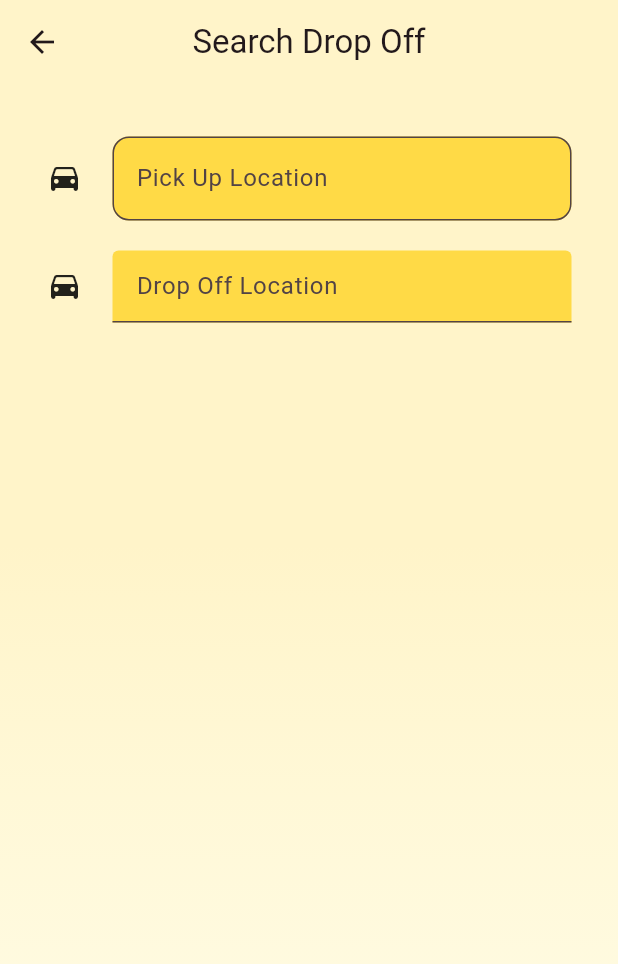
After one commit to aakriti-jaluria/AutoSearch, a Flutter app: the SearchScreen screen opened directly, on a phone screen of 412 x 824 dp. The commit adds this screen. Shown: the top 964 px of the screen. Run offline on Flutter 3.47's test engine with Material 3 defaults, Android fonts, the phone set to English and light mode, and no system bars; our stand-ins replace firebase_auth, firebase_core, geolocator, get_it, google_maps_flutter, intl_phone_field and 2 more; accounts and stored records are empty.

Commit message:
Required changes have been made

```diff
--- a/lib/main.dart
+++ b/lib/main.dart
@@ -1,6 +1,7 @@
 import 'package:auto_search/data_handler/app_data.dart';
 import 'package:auto_search/login_page.dart';
 import 'package:auto_search/resources/google_maps_services.dart';
+import 'package:auto_search/search_screen.dart';
 import 'package:firebase_core/firebase_core.dart';
 //import 'package:auto_try/google_maps_service.dart';
 //import 'package:auto_try/map_screen.dart';
--- a/lib/maps_screen.dart
+++ b/lib/maps_screen.dart
@@ -1,5 +1,6 @@
 import 'package:auto_search/data_handler/app_data.dart';
 import 'package:auto_search/resources/google_maps_services.dart';
+import 'package:auto_search/search_screen.dart';
 import 'package:flutter/cupertino.dart';
 import 'package:flutter/material.dart';
 import 'package:flutter/widgets.dart';
@@ -264,6 +265,13 @@ class _MapScreenState extends State<MapScreen> {
               color: Colors.white,
 
 
+              child: GestureDetector(
+
+                onTap: (){
+                  Navigator.push(context, MaterialPageRoute(builder: (context)=>SearchScreen()));
+                },
+
+
                 child: Container(
                   height: screenHeight * 0.35, // Responsive height based on screen height
                   decoration: BoxDecoration(
@@ -451,6 +459,7 @@ class _MapScreenState extends State<MapScreen> {
                 ),
               ),
             ),
+          ),
 
 
 
--- /dev/null
+++ b/lib/search_screen.dart
@@ -0,0 +1,179 @@
+import 'package:auto_search/data_handler/app_data.dart';
+import 'package:flutter/cupertino.dart';
+import 'package:flutter/material.dart';
+import 'package:provider/provider.dart';
+
+class SearchScreen extends StatefulWidget {
+  const SearchScreen({super.key});
+
+  @override
+  State<SearchScreen> createState() => _SearchScreenState();
+}
+
+class _SearchScreenState extends State<SearchScreen> {
+
+
+  @override
+
+
+
+  TextEditingController pickUpTextController = TextEditingController();
+  TextEditingController DropOffTextController = TextEditingController();
+
+
+
+
+  Widget build(BuildContext context) {
+
+
+
+    //add the provider , ro retrive address
+    String placeAddress = Provider.of<AppData>(context).pickUpLocation?.placeName ?? "";
+    pickUpTextController.text = placeAddress;
+
+
+
+
+
+
+    return Scaffold(
+
+      appBar: AppBar(
+
+        backgroundColor: Color(0xffFFF4C9),
+        title: Text("Search Drop Off" , style: TextStyle(fontWeight: FontWeight.w400),),
+        centerTitle: true,
+
+      ),
+
+
+      body: Container(
+
+        width: double.infinity,
+        height: double.infinity,
+        decoration: BoxDecoration(
+          gradient: LinearGradient(
+            colors: [Color(0xffFFF4C9), Color(0xffFFFFE0).withOpacity(0.6)],
+            begin: FractionalOffset(0.5, 0.0),
+            end: FractionalOffset(0.5, 1.0),
+            stops: [0.4, 1.0],
+          ),
+        ),
+
+
+        child: Column(
+          children: [
+
+            SizedBox(height: 35,),
+
+         Container(
+           width: 350,
+           child: Row(
+             children: [
+               Icon(Icons.drive_eta_rounded),
+
+               SizedBox(width: 20,),
+
+               Expanded(
+                 child: SizedBox(
+                   //width: 250,
+                     child: TextField(
+
+                       controller: pickUpTextController,
+
+                       decoration: InputDecoration(
+                         hintText: "Pick Up Location",
+
+                         fillColor: CupertinoColors.systemYellow.withOpacity(0.65),
+                         filled: true,
+
+
+                         border: OutlineInputBorder(
+
+                           borderSide: BorderSide(
+                             color: CupertinoColors.systemYellow,
+                           ),
+                           borderRadius: BorderRadius.circular(11),
+                         )
+                       ),
+                     )
+
+
+                 ),
+               ),
+
+             ],
+           ),
+         ),
+
+
+
+
+            SizedBox(height: 20,),
+
+
+
+
+            Container(
+              width: 350,
+              child: Row(
+                children: [
+                  Icon(Icons.drive_eta_rounded),
+
+                  SizedBox(width: 20,),
+
+                  Expanded(
+                    child: SizedBox(
+                      //width: 250,
+                        child: TextField(
+
+                          controller: DropOffTextController,
+
+
+
+                          decoration: InputDecoration(
+
+                              hintText: "Drop Off Location",
+
+                              fillColor: CupertinoColors.systemYellow.withOpacity(0.65),
+                              filled: true,
+
+                              disabledBorder: OutlineInputBorder(
+
+
+                                borderSide: BorderSide(
+                                  color: CupertinoColors.systemYellow,
+                                ),
+                                borderRadius: BorderRadius.circular(30),
+
+                              ),
+
+
+                              // border: OutlineInputBorder(
+                              //
+                              //   borderSide: BorderSide(
+                              //     color: CupertinoColors.systemYellow,
+                              //   ),
+                              //   borderRadius: BorderRadius.circular(11),
+                              // )
+                          ),
+                        )
+
+
+                    ),
+                  ),
+
+                ],
+              ),
+            )
+
+
+          ],
+        ),
+
+      ),
+
+
+    );
+  }
+}
```
Lines whose indentation alone changed are shown as unchanged.
